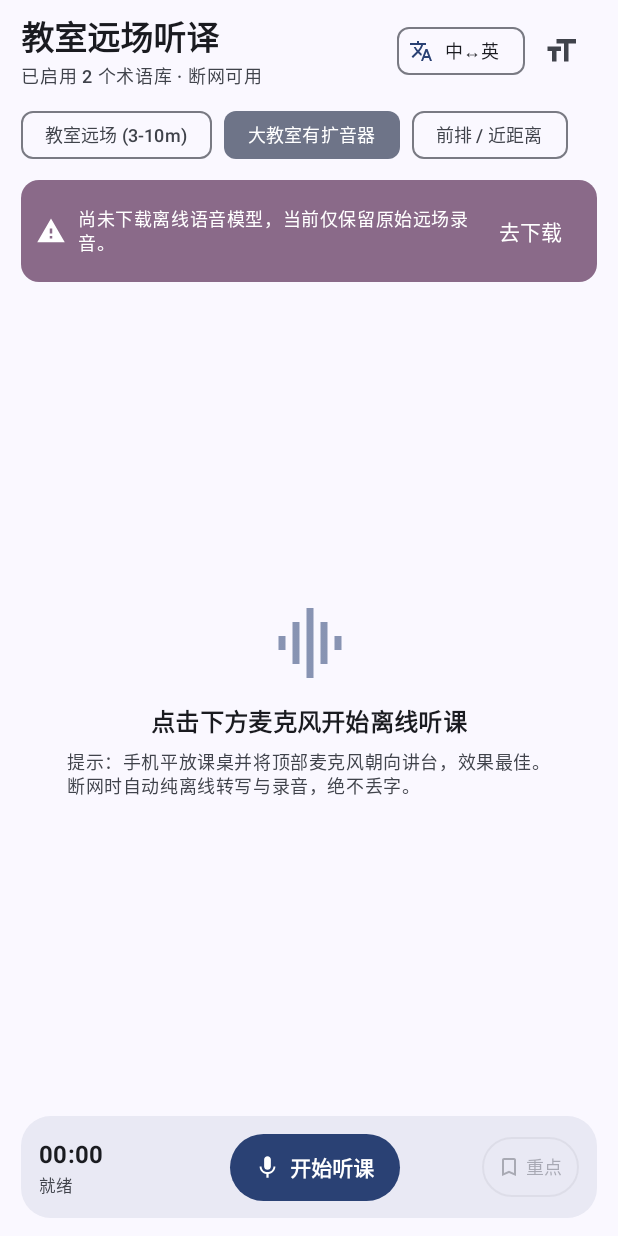
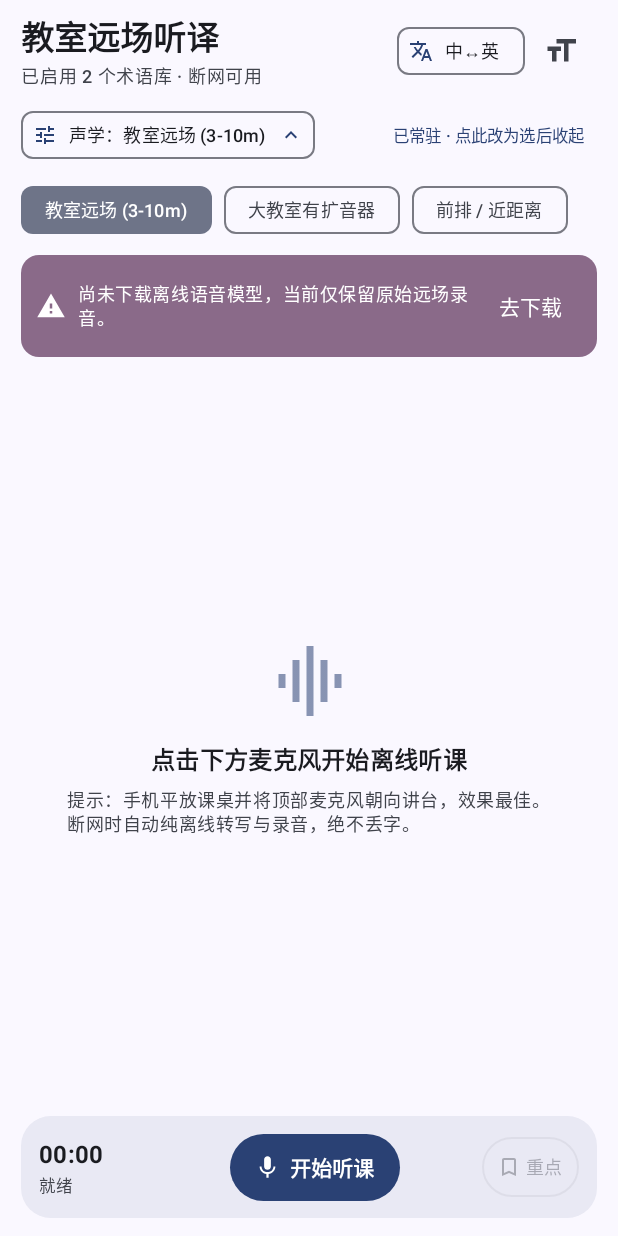
Before and after one commit to PHY4L/TCFY, an Android app built with Jetpack Compose: the composable RecordScreen shown on its own in the app's theme, after a tap on "大字号切换", on a phone screen of 412 x 824 dp. Run offline under Robolectric (Android 15) with nearby library versions, the phone set to English and light mode, and no system bars; our stand-ins replace Room's generated code; libraries missing offline, so code that uses them is left out: org.apache.commons.

Commit message:
feat: make acoustic preset bar collapsible with optional pin toggle

```diff
--- a/app/src/main/java/com/phy4l/tcfy/data/prefs/AppSettingsRepository.kt
+++ b/app/src/main/java/com/phy4l/tcfy/data/prefs/AppSettingsRepository.kt
@@ -41,6 +41,7 @@ data class AppSettings(
     val useDomesticMirror: Boolean = true,
     val customMirrorBase: String = "",
     val largeSubtitleFont: Boolean = false,
+    val pinAcousticPresetBar: Boolean = false,
     val llmConfig: LlmApiConfig = LlmApiConfig()
 )
 
@@ -63,6 +64,7 @@ class AppSettingsRepository(private val context: Context) {
         val USE_DOMESTIC_MIRROR = booleanPreferencesKey("use_domestic_mirror")
         val CUSTOM_MIRROR = stringPreferencesKey("custom_mirror")
         val LARGE_FONT = booleanPreferencesKey("large_font")
+        val PIN_ACOUSTIC_BAR = booleanPreferencesKey("pin_acoustic_bar")
 
         val LLM_PROVIDER = stringPreferencesKey("llm_provider")
         val LLM_BASE_URL = stringPreferencesKey("llm_base_url")
@@ -109,6 +111,7 @@ class AppSettingsRepository(private val context: Context) {
             useDomesticMirror = prefs[Keys.USE_DOMESTIC_MIRROR] ?: true,
             customMirrorBase = prefs[Keys.CUSTOM_MIRROR] ?: "",
             largeSubtitleFont = prefs[Keys.LARGE_FONT] ?: false,
+            pinAcousticPresetBar = prefs[Keys.PIN_ACOUSTIC_BAR] ?: false,
             llmConfig = LlmApiConfig(
                 providerName = prefs[Keys.LLM_PROVIDER] ?: "DeepSeek",
                 baseUrl = prefs[Keys.LLM_BASE_URL] ?: "https://api.deepseek.com/v1",
@@ -172,6 +175,10 @@ class AppSettingsRepository(private val context: Context) {
         context.tcfyDataStore.edit { it[Keys.LARGE_FONT] = enabled }
     }
 
+    suspend fun updatePinAcousticBar(pinned: Boolean) {
+        context.tcfyDataStore.edit { it[Keys.PIN_ACOUSTIC_BAR] = pinned }
+    }
+
     suspend fun updateLlmConfig(config: LlmApiConfig) {
         context.tcfyDataStore.edit { p ->
             p[Keys.LLM_PROVIDER] = config.providerName
--- a/app/src/main/java/com/phy4l/tcfy/ui/TcfyViewModel.kt
+++ b/app/src/main/java/com/phy4l/tcfy/ui/TcfyViewModel.kt
@@ -492,6 +492,10 @@ class TcfyViewModel(application: Application) : AndroidViewModel(application) {
         viewModelScope.launch { settingsRepo.updateLargeFont(enabled) }
     }
 
+    fun updatePinAcousticBar(pinned: Boolean) {
+        viewModelScope.launch { settingsRepo.updatePinAcousticBar(pinned) }
+    }
+
     fun updateMirrorSettings(useDomestic: Boolean, customBase: String) {
         viewModelScope.launch { settingsRepo.updateMirrorSettings(useDomestic, customBase) }
     }
--- a/app/src/main/java/com/phy4l/tcfy/ui/record/RecordScreen.kt
+++ b/app/src/main/java/com/phy4l/tcfy/ui/record/RecordScreen.kt
@@ -1,5 +1,6 @@
 package com.phy4l.tcfy.ui.record
 
+import androidx.compose.animation.AnimatedVisibility
 import androidx.compose.animation.animateColorAsState
 import androidx.compose.foundation.background
 import androidx.compose.foundation.clickable
@@ -28,6 +29,8 @@ import androidx.compose.foundation.verticalScroll
 import androidx.compose.material.icons.Icons
 import androidx.compose.material.icons.filled.Bookmark
 import androidx.compose.material.icons.filled.BookmarkBorder
+import androidx.compose.material.icons.filled.ExpandLess
+import androidx.compose.material.icons.filled.ExpandMore
 import androidx.compose.material.icons.filled.FormatSize
 import androidx.compose.material.icons.filled.GraphicEq
 import androidx.compose.material.icons.filled.KeyboardArrowDown
@@ -36,6 +39,7 @@ import androidx.compose.material.icons.filled.Pause
 import androidx.compose.material.icons.filled.PlayArrow
 import androidx.compose.material.icons.filled.Stop
 import androidx.compose.material.icons.filled.Translate
+import androidx.compose.material.icons.filled.Tune
 import androidx.compose.material.icons.filled.Warning
 import androidx.compose.material3.AlertDialog
 import androidx.compose.material3.AssistChip
@@ -67,6 +71,7 @@ import androidx.compose.runtime.getValue
 import androidx.compose.runtime.mutableStateOf
 import androidx.compose.runtime.remember
 import androidx.compose.runtime.rememberCoroutineScope
+import androidx.compose.runtime.saveable.rememberSaveable
 import androidx.compose.runtime.setValue
 import androidx.compose.runtime.snapshotFlow
 import kotlinx.coroutines.launch
@@ -214,18 +219,85 @@ fun RecordScreen(
 
         Spacer(modifier = Modifier.height(6.dp))
 
-        // Acoustic Preset Chips
+        // Collapsible Acoustic Preset Bar (collapses after picking unless user pins it)
+        var acousticBarExpanded by rememberSaveable { mutableStateOf(false) }
+        val activePreset = remember(settings.acousticPresetName) {
+            runCatching { AcousticPreset.valueOf(settings.acousticPresetName) }
+                .getOrDefault(AcousticPreset.CLASSROOM_FAR_FIELD)
+        }
+        val showAcousticChips = settings.pinAcousticPresetBar || acousticBarExpanded
+
+        Row(
+            modifier = Modifier.fillMaxWidth(),
+            verticalAlignment = Alignment.CenterVertically,
+            horizontalArrangement = Arrangement.SpaceBetween
+        ) {
+            AssistChip(
+                onClick = {
+                    if (settings.pinAcousticPresetBar) {
+                        viewModel.updatePinAcousticBar(false)
+                        acousticBarExpanded = false
+                    } else {
+                        acousticBarExpanded = !acousticBarExpanded
+                    }
+                },
+                leadingIcon = {
+                    Icon(Icons.Default.Tune, contentDescription = null, modifier = Modifier.size(16.dp))
+                },
+                label = {
+                    Text(
+                        text = "声学：${activePreset.displayName}",
+                        fontSize = 12.sp,
+                        maxLines = 1,
+                        overflow = TextOverflow.Ellipsis
+                    )
+                },
+                trailingIcon = {
+                    Icon(
+                        imageVector = if (showAcousticChips) Icons.Default.ExpandLess else Icons.Default.ExpandMore,
+                        contentDescription = if (showAcousticChips) "收起声学模式" else "展开声学模式",
+                        modifier = Modifier.size(16.dp)
+                    )
+                }
+            )
+
+            if (showAcousticChips) {
+                TextButton(
+                    onClick = {
+                        val nextPinned = !settings.pinAcousticPresetBar
+                        viewModel.updatePinAcousticBar(nextPinned)
+                        if (!nextPinned) acousticBarExpanded = false
+                    },
+                    contentPadding = PaddingValues(horizontal = 8.dp, vertical = 2.dp)
+                ) {
+                    Text(
+                        text = if (settings.pinAcousticPresetBar) "已常驻 · 点此改为选后收起" else "常驻显示",
+                        fontSize = 11.sp
+                    )
+                }
+            }
+        }
+
+        AnimatedVisibility(visible = showAcousticChips) {
             LazyRow(
                 horizontalArrangement = Arrangement.spacedBy(8.dp),
-            modifier = Modifier.fillMaxWidth()
+                modifier = Modifier
+                    .fillMaxWidth()
+                    .padding(top = 2.dp)
             ) {
                 items(AcousticPreset.entries) { preset ->
                     val selected = settings.acousticPresetName == preset.name
                     FilterChip(
                         selected = selected,
-                    onClick = { viewModel.applyAcousticPreset(preset) },
+                        onClick = {
+                            viewModel.applyAcousticPreset(preset)
+                            if (!settings.pinAcousticPresetBar) {
+                                acousticBarExpanded = false
+                            }
+                        },
                         label = { Text(preset.displayName, fontSize = 12.sp) }
                     )
+                }
             }
         }
 
```
Lines whose indentation alone changed are shown as unchanged.
